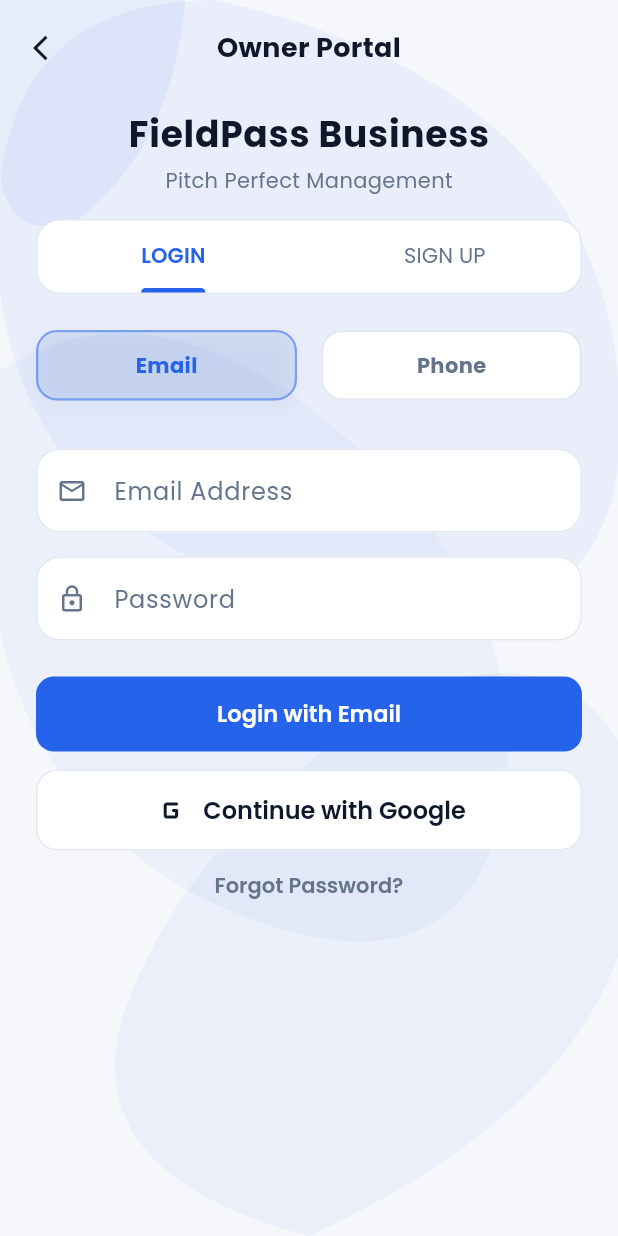
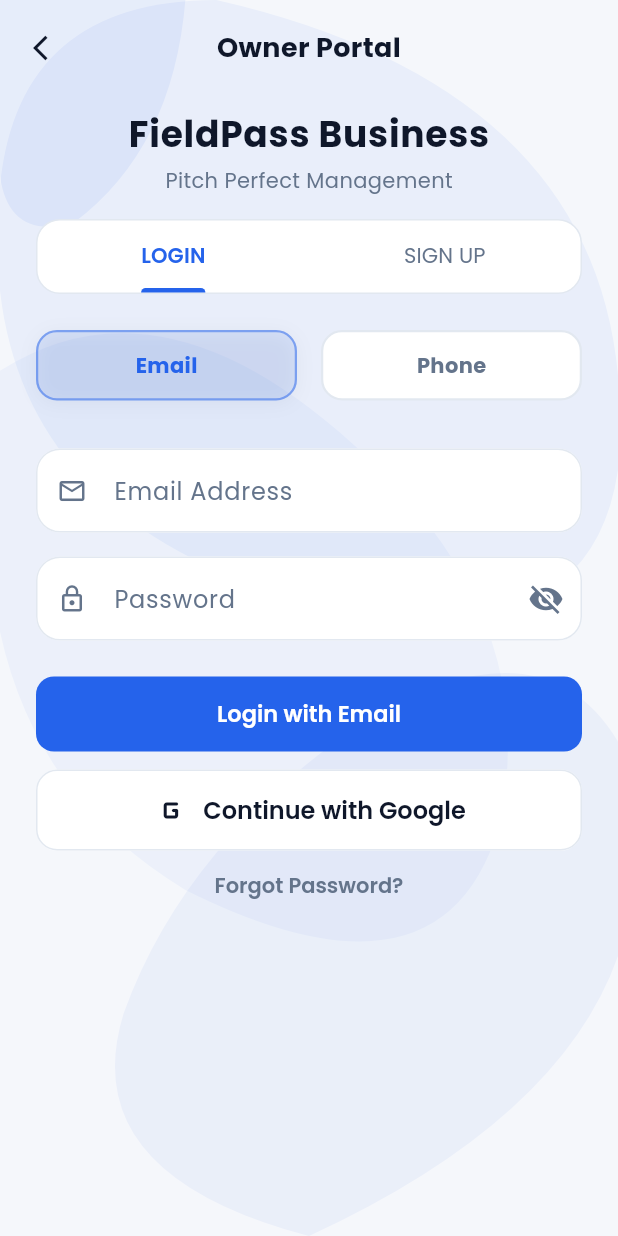
Before and after one commit to hriday-patel/turf-app, a Flutter app: the OwnerAuthScreen screen opened by its route, on a phone screen of 412 x 824 dp. Run offline on Flutter 3.47's test engine with Material 3 defaults, Android fonts, the phone set to English and light mode, and no system bars; our stand-ins replace fl_chart, google_fonts, image_picker, shared_preferences, supabase_flutter, table_calendar; accounts and stored records are empty.

Commit message:
updates till 30-03

```diff
--- a/lib/features/auth/screens/owner_auth_screen.dart
+++ b/lib/features/auth/screens/owner_auth_screen.dart
@@ -20,6 +20,11 @@ class _OwnerAuthScreenState extends State<OwnerAuthScreen>
   late TabController _tabController;
   bool _isLoginWithEmail = true; // Toggle for Login Tab
   bool _otpSent = false;
+  bool _obscureLoginPassword = true;
+  bool _obscureSignupPassword = true;
+  bool _obscureSignupConfirmPassword = true;
+  bool _obscureForgotNewPassword = true;
+  bool _obscureForgotConfirmPassword = true;
 
   // Forgot password flow state
   bool _showForgotPassword = false;
@@ -205,6 +210,8 @@ class _OwnerAuthScreenState extends State<OwnerAuthScreen>
     setState(() {
       _showForgotPassword = true;
       _forgotPasswordStep = 0;
+      _obscureForgotNewPassword = true;
+      _obscureForgotConfirmPassword = true;
       _forgotEmailController.clear();
       _forgotOtpController.clear();
       _forgotNewPasswordController.clear();
@@ -513,9 +520,18 @@ class _OwnerAuthScreenState extends State<OwnerAuthScreen>
           const SizedBox(height: 16),
           TextFormField(
             controller: _loginPasswordController,
-            decoration:
-                _inputDecoration(context, 'Password', Icons.lock_outline),
-            obscureText: true,
+            decoration: _inputDecoration(
+              context,
+              'Password',
+              Icons.lock_outline,
+              suffixIcon: _passwordVisibilitySuffix(
+                isObscured: _obscureLoginPassword,
+                onPressed: () => setState(
+                  () => _obscureLoginPassword = !_obscureLoginPassword,
+                ),
+              ),
+            ),
+            obscureText: _obscureLoginPassword,
             validator: (val) {
               if (val == null || val.isEmpty) {
                 return 'Password is required';
@@ -671,9 +687,18 @@ class _OwnerAuthScreenState extends State<OwnerAuthScreen>
                 const SizedBox(height: 16),
                 TextFormField(
                   controller: _signupPasswordController,
-                  decoration:
-                      _inputDecoration(context, 'Password', Icons.lock_outline),
-                  obscureText: true,
+                  decoration: _inputDecoration(
+                    context,
+                    'Password',
+                    Icons.lock_outline,
+                    suffixIcon: _passwordVisibilitySuffix(
+                      isObscured: _obscureSignupPassword,
+                      onPressed: () => setState(
+                        () => _obscureSignupPassword = !_obscureSignupPassword,
+                      ),
+                    ),
+                  ),
+                  obscureText: _obscureSignupPassword,
                   validator: (val) {
                     if (val == null || val.isEmpty)
                       return 'Password is required';
@@ -687,8 +712,18 @@ class _OwnerAuthScreenState extends State<OwnerAuthScreen>
                 TextFormField(
                   controller: _signupConfirmPasswordController,
                   decoration: _inputDecoration(
-                      context, 'Confirm Password', Icons.lock_outline),
-                  obscureText: true,
+                    context,
+                    'Confirm Password',
+                    Icons.lock_outline,
+                    suffixIcon: _passwordVisibilitySuffix(
+                      isObscured: _obscureSignupConfirmPassword,
+                      onPressed: () => setState(
+                        () => _obscureSignupConfirmPassword =
+                            !_obscureSignupConfirmPassword,
+                      ),
+                    ),
+                  ),
+                  obscureText: _obscureSignupConfirmPassword,
                   validator: (val) {
                     if (val == null || val.isEmpty)
                       return 'Confirm password is required';
@@ -753,11 +788,16 @@ class _OwnerAuthScreenState extends State<OwnerAuthScreen>
   }
 
   InputDecoration _inputDecoration(
-      BuildContext context, String label, IconData icon) {
+    BuildContext context,
+    String label,
+    IconData icon, {
+    Widget? suffixIcon,
+  }) {
     final c = AppColors.of(context);
     return InputDecoration(
       labelText: label,
       prefixIcon: Icon(icon, color: c.textSecondary, size: 20),
+      suffixIcon: suffixIcon,
       filled: true,
       fillColor: c.glassFill,
       border: OutlineInputBorder(
@@ -774,6 +814,20 @@ class _OwnerAuthScreenState extends State<OwnerAuthScreen>
       ),
       contentPadding: const EdgeInsets.all(16),
       labelStyle: TextStyle(color: c.textSecondary),
+    );
+  }
+
+  Widget _passwordVisibilitySuffix({
+    required bool isObscured,
+    required VoidCallback onPressed,
+  }) {
+    final c = AppColors.of(context);
+    return IconButton(
+      icon: Icon(
+        isObscured ? Icons.visibility_off : Icons.visibility,
+        color: c.textSecondary,
+      ),
+      onPressed: onPressed,
     );
   }
 
@@ -1094,9 +1148,18 @@ class _OwnerAuthScreenState extends State<OwnerAuthScreen>
           const SizedBox(height: 24),
           TextFormField(
             controller: _forgotNewPasswordController,
-            decoration:
-                _inputDecoration(context, 'New Password', Icons.lock_outline),
-            obscureText: true,
+            decoration: _inputDecoration(
+              context,
+              'New Password',
+              Icons.lock_outline,
+              suffixIcon: _passwordVisibilitySuffix(
+                isObscured: _obscureForgotNewPassword,
+                onPressed: () => setState(
+                  () => _obscureForgotNewPassword = !_obscureForgotNewPassword,
+                ),
+              ),
+            ),
+            obscureText: _obscureForgotNewPassword,
             validator: (val) {
               if (val == null || val.isEmpty) return 'Password is required';
               if (!_isStrongPassword(val)) {
@@ -1109,8 +1172,18 @@ class _OwnerAuthScreenState extends State<OwnerAuthScreen>
           TextFormField(
             controller: _forgotConfirmPasswordController,
             decoration: _inputDecoration(
-                context, 'Confirm Password', Icons.lock_outline),
-            obscureText: true,
+              context,
+              'Confirm Password',
+              Icons.lock_outline,
+              suffixIcon: _passwordVisibilitySuffix(
+                isObscured: _obscureForgotConfirmPassword,
+                onPressed: () => setState(
+                  () => _obscureForgotConfirmPassword =
+                      !_obscureForgotConfirmPassword,
+                ),
+              ),
+            ),
+            obscureText: _obscureForgotConfirmPassword,
             validator: (val) {
               if (val == null || val.isEmpty)
                 return 'Confirm password is required';
```
Also changed, not shown: lib/features/owner/screens/add_turf_screen.dart (+31 -0 lines), lib/features/owner/screens/owner_dashboard_screen.dart (+12 -4 lines), lib/features/owner/screens/slot_booking_screen.dart (+46 -66 lines).
